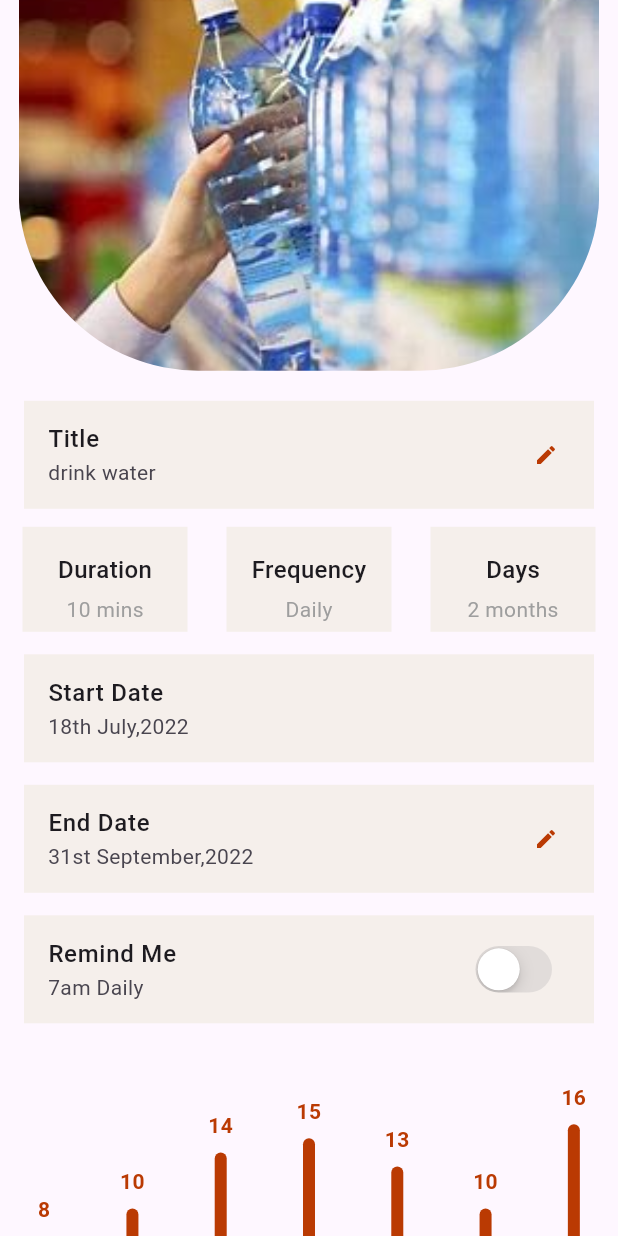
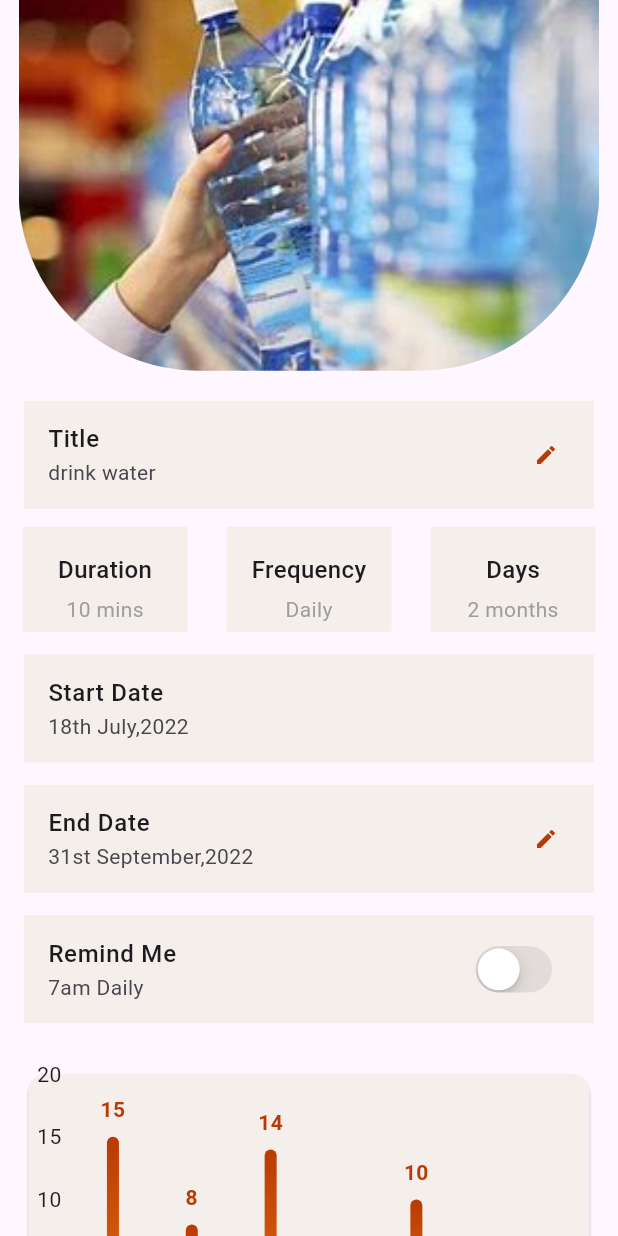
Before and after one commit to Sparklinglily/Habit-Tracker-App, a Flutter app: the screen it shows once a user with an empty profile is signed in, item 2 of the bottom bar chosen, after a tap on "Drink water", on a phone screen of 412 x 824 dp. Run offline on Flutter 3.47's test engine with Material 3 defaults, Android fonts, the light colour scheme and no system bars; drawn by our look-alikes of fl_chart; our stand-ins replace cloud_firestore, email_validator, firebase_auth, firebase_core, flutter_slidable, get and 4 more; missing offline and left inert: dart:ffi; accounts and stored records are empty; network calls fail.

Commit message:
progress graph

```diff
--- a/lib/main.dart
+++ b/lib/main.dart
@@ -51,7 +51,7 @@ class MyApp extends StatelessWidget {
         theme: ThemeData(
           primarySwatch: Colors.orange,
         ),
-        home: AuthWrapper(),
+        home: const AuthWrapper(),
         debugShowCheckedModeBanner: false,
         routes: {
           '/habits': (context) => const HabitsPage(),
--- a/lib/presentation/views/MainScreens/bottomNavButtons/Habit/habit_details_page.dart
+++ b/lib/presentation/views/MainScreens/bottomNavButtons/Habit/habit_details_page.dart
@@ -180,12 +180,25 @@ class _HabitDetailsPageState extends State<HabitDetailsPage> {
                   value: status,
                 ),
               ),
-              SizedBox(
+              const SizedBox(
                 height: 30,
               ),
 
               //barchat
-              BarChartSample3()
+              const Padding(
+                padding: EdgeInsets.only(left: 15.0, right: 15.0),
+                child: Card(
+                    color: Color.fromARGB(255, 245, 239, 235),
+                    elevation: 1,
+                    child: HabitTrackingChart()),
+              ),
+
+              ElevatedButton(
+                onPressed: () {},
+                child: Text(
+                  'Track your progress',
+                ),
+              )
             ],
           ),
         ),
--- a/lib/presentation/views/MainScreens/bottomNavButtons/Habit/pogressGraph.dart
+++ b/lib/presentation/views/MainScreens/bottomNavButtons/Habit/pogressGraph.dart
@@ -86,6 +86,7 @@ class _BarChart extends StatelessWidget {
   FlTitlesData get titlesData => FlTitlesData(
         show: true,
         bottomTitles: AxisTitles(
+          drawBelowEverything: true,
           sideTitles: SideTitles(
             showTitles: true,
             reservedSize: 30,
@@ -93,7 +94,7 @@ class _BarChart extends StatelessWidget {
           ),
         ),
         leftTitles: const AxisTitles(
-          sideTitles: SideTitles(showTitles: false),
+          sideTitles: SideTitles(reservedSize: 30, showTitles: true),
         ),
         topTitles: const AxisTitles(
           sideTitles: SideTitles(showTitles: false),
@@ -109,7 +110,7 @@ class _BarChart extends StatelessWidget {
 
   LinearGradient get _barsGradient => LinearGradient(
         colors: [
-          primaryDark,
+          primaryLight,
           primaryDark,
         ],
         begin: Alignment.bottomCenter,
@@ -121,7 +122,7 @@ class _BarChart extends StatelessWidget {
           x: 0,
           barRods: [
             BarChartRodData(
-              toY: 8,
+              toY: 15,
               gradient: _barsGradient,
             )
           ],
@@ -131,7 +132,7 @@ class _BarChart extends StatelessWidget {
           x: 1,
           barRods: [
             BarChartRodData(
-              toY: 10,
+              toY: 8,
               gradient: _barsGradient,
             )
           ],
@@ -149,55 +150,35 @@ class _BarChart extends StatelessWidget {
         ),
         BarChartGroupData(
           x: 3,
-          barRods: [
-            BarChartRodData(
-              toY: 15,
-              gradient: _barsGradient,
-            )
-          ],
+          barRods: [],
           showingTooltipIndicators: [0],
         ),
         BarChartGroupData(
           x: 4,
-          barRods: [
-            BarChartRodData(
-              toY: 13,
-              gradient: _barsGradient,
-            )
-          ],
+          barRods: [BarChartRodData(toY: 10, gradient: _barsGradient)],
           showingTooltipIndicators: [0],
         ),
         BarChartGroupData(
           x: 5,
-          barRods: [
-            BarChartRodData(
-              toY: 10,
-              gradient: _barsGradient,
-            )
-          ],
+          barRods: [],
           showingTooltipIndicators: [0],
         ),
         BarChartGroupData(
           x: 6,
-          barRods: [
-            BarChartRodData(
-              toY: 16,
-              gradient: _barsGradient,
-            )
-          ],
+          barRods: [],
           showingTooltipIndicators: [0],
         ),
       ];
 }
 
-class BarChartSample3 extends StatefulWidget {
-  const BarChartSample3({super.key});
+class HabitTrackingChart extends StatefulWidget {
+  const HabitTrackingChart({super.key});
 
   @override
-  State<StatefulWidget> createState() => BarChartSample3State();
+  State<StatefulWidget> createState() => HabitTrackingChartState();
 }
 
-class BarChartSample3State extends State<BarChartSample3> {
+class HabitTrackingChartState extends State<HabitTrackingChart> {
   @override
   Widget build(BuildContext context) {
     return const AspectRatio(
```
